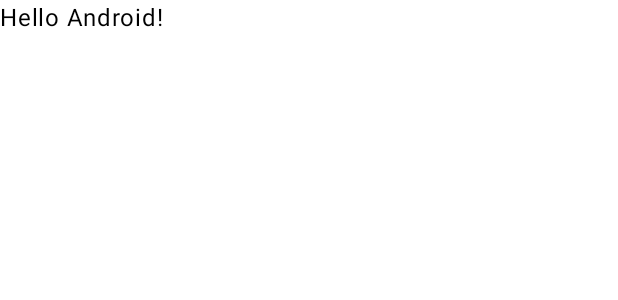
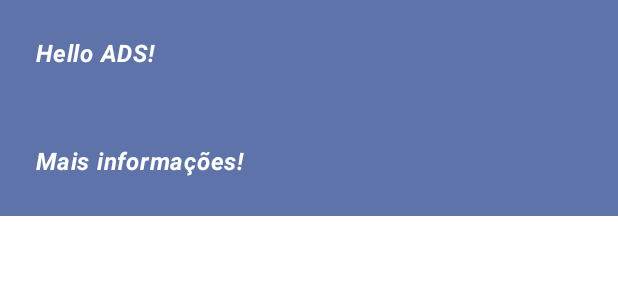
Before and after one commit to matheuslautert/projetosmoveisandroidstudio, an Android app built with Jetpack Compose: the @Preview function GreetingPreview, on a phone screen of 412 x 824 dp. Shown: the top 300 px of the screen. Run offline under Robolectric (Android 15) with nearby library versions, the phone set to English and light mode, and no system bars.

Commit message:
adicionado att proj01

```diff
--- a/projeto01/app/src/main/java/ads/mov/MainActivity.kt
+++ b/projeto01/app/src/main/java/ads/mov/MainActivity.kt
@@ -12,6 +12,18 @@ import androidx.compose.runtime.Composable
 import androidx.compose.ui.Modifier
 import androidx.compose.ui.tooling.preview.Preview
 import ads.mov.ui.theme.MyApplicationTheme
+import android.content.res.Configuration
+import androidx.compose.foundation.layout.Column
+import androidx.compose.foundation.layout.WindowInsets
+import androidx.compose.foundation.layout.fillMaxWidth
+import androidx.compose.foundation.layout.statusBars
+import androidx.compose.foundation.layout.windowInsetsPadding
+import androidx.compose.material3.MaterialTheme
+import androidx.compose.material3.Surface
+import androidx.compose.ui.text.font.FontStyle
+import androidx.compose.ui.text.font.FontWeight
+import androidx.compose.ui.unit.dp
+import androidx.compose.ui.unit.sp
 
 class MainActivity : ComponentActivity() {
     override fun onCreate(savedInstanceState: Bundle?) {
@@ -32,16 +44,43 @@ class MainActivity : ComponentActivity() {
 
 @Composable
 fun Greeting(name: String, modifier: Modifier = Modifier) {
-    Text(
-        text = "Hello $name!",
-        modifier = modifier
-    )
+    Surface(color = MaterialTheme.colorScheme.primaryContainer, modifier = modifier
+        .fillMaxWidth()
+        .windowInsetsPadding(
+            WindowInsets.statusBars
+        )) {
+        Column {
+            Text(
+                text = "Hello $name!",
+                fontSize = 16.sp,
+                fontStyle = FontStyle.Italic,
+                fontWeight = FontWeight.Bold,
+                modifier = Modifier.padding(all = 24.dp)
+            )
+
+            Text(
+                text = "Mais informações!",
+                fontSize = 16.sp,
+                fontStyle = FontStyle.Italic,
+                fontWeight = FontWeight.Bold,
+                modifier = Modifier.padding(all = 24.dp)
+            )
+        }
+    }
 }
 
-@Preview(showBackground = true)
+@Preview
 @Composable
-fun GreetingPreview() {
+private fun GreetingPreview() {
     MyApplicationTheme {
-        Greeting("Android")
+        Greeting("ADS")
     }
 }
+
+@Preview(showBackground = true, showSystemUi = true, uiMode = Configuration.UI_MODE_NIGHT_YES)
+@Composable
+private fun GreetingPreviewDark() {
+    MyApplicationTheme {
+        Greeting("ADS")
+    }
+}
```
